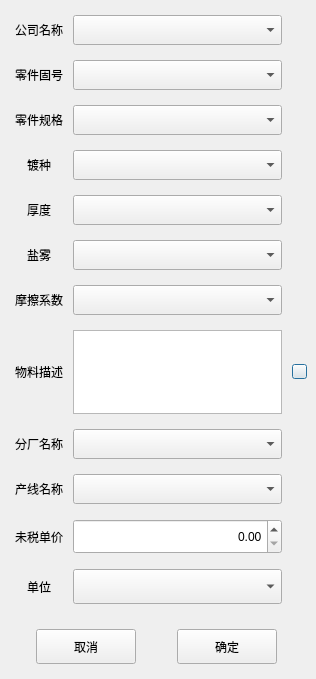
Before: the Qt Designer form Qt/ERP/dialognewmateriel.ui in superp2017/NTERP, drawn with Qt 5.
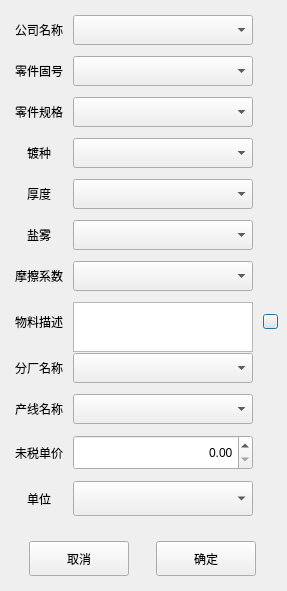
After: the same form once the commit is applied. Icons and pictures are not drawn.

The edit to the form file:
```diff
--- a/Qt/ERP/dialognewmateriel.ui
+++ b/Qt/ERP/dialognewmateriel.ui
@@ -6,8 +6,8 @@
    <rect>
     <x>0</x>
     <y>0</y>
-    <width>316</width>
-    <height>679</height>
+    <width>287</width>
+    <height>591</height>
    </rect>
   </property>
   <property name="minimumSize">
@@ -47,7 +47,7 @@
       <number>10</number>
      </property>
      <property name="verticalSpacing">
-      <number>15</number>
+      <number>11</number>
      </property>
      <item row="10" column="1">
       <widget class="QComboBox" name="comboBox_product_line">
@@ -375,6 +375,9 @@
        <property name="text">
         <string>取消</string>
        </property>
+       <property name="autoDefault">
+        <bool>false</bool>
+       </property>
       </widget>
      </item>
      <item>
```
